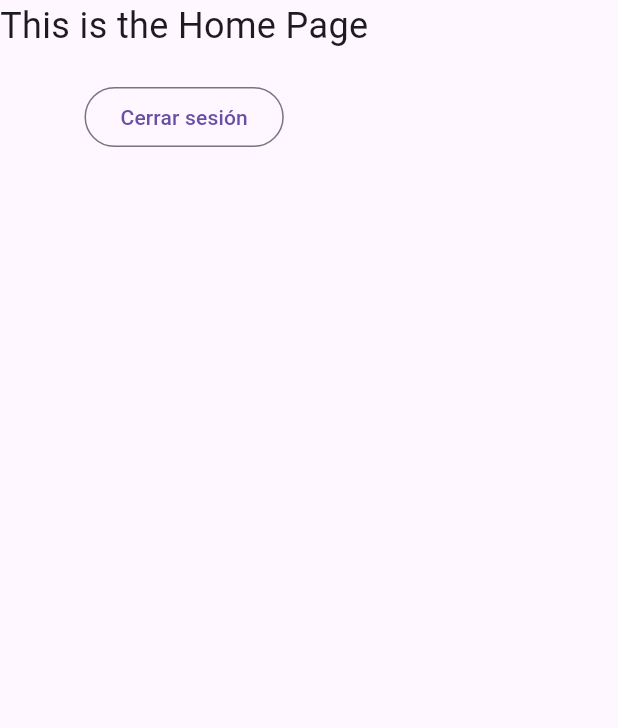
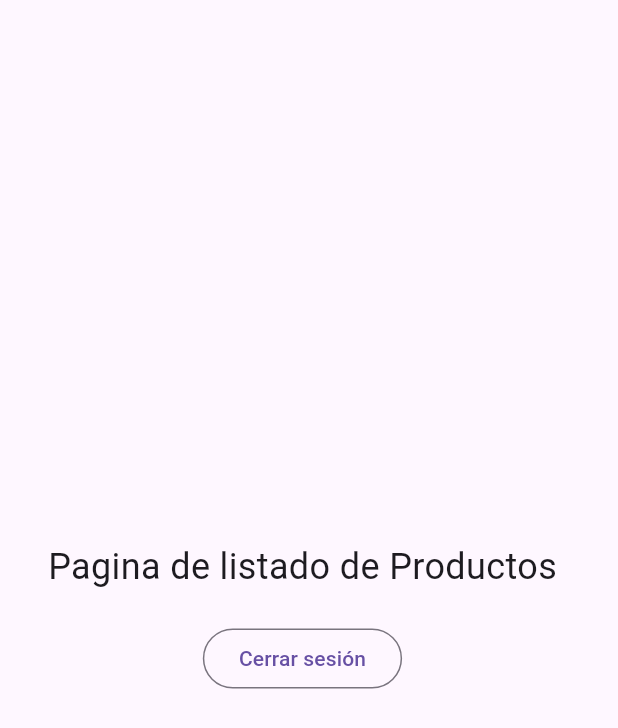
Before and after one commit to 93cgutierrez/storeAppft, a Flutter app: the HomePage screen opened by its route, on a phone screen of 412 x 824 dp. Shown: the top 728 px of the screen. Run offline on Flutter 3.47's test engine with Material 3 defaults, Android fonts, the phone set to English and light mode, and no system bars; our stand-ins replace flutter_bloc, go_router, logger.

Commit message:
#dev CG 20250222 feat: Add login error handling and navigation on success
- Implemented `BlocListener` in `login_page.dart` to handle `LoginSuccessState` and `LoginErrorState`.
- On `LoginSuccessState`, the app now navigates to `HomePage`.
- On `LoginErrorState`, an alert dialog is shown to the user with the error message.
- Modified `login_bloc.dart` to emit `LoginErrorState` when login fails.
- Updated `home_page.dart` with a more descriptive title and set center.
- Changed `main_app.dart` initial route to `HomePage` for testing.

```diff
--- a/lib/app/home/presentation/page/home_page.dart
+++ b/lib/app/home/presentation/page/home_page.dart
@@ -13,11 +13,14 @@ class HomePage extends StatelessWidget {
   Widget build(BuildContext context) {
     return SafeArea(
       child: Scaffold(
-        body: Column(
+        body: Container(
+          margin: EdgeInsets.symmetric(horizontal: 32.0),
+          child: Column(
             spacing: 20,
+            mainAxisAlignment: MainAxisAlignment.center,
             children: [
               Text(
-              'This is the Home Page',
+                'Pagina de listado de Productos',
                 style: TextStyle(fontSize: 24),
               ),
               OutlinedButton(
@@ -28,6 +31,7 @@ class HomePage extends StatelessWidget {
             ],
           ),
         ),
+      ),
     );
   }
 }
--- a/lib/app/main_app.dart
+++ b/lib/app/main_app.dart
@@ -11,7 +11,7 @@ class MainApp extends StatelessWidget {
   @override
   Widget build(BuildContext context) {
     final GoRouter router = GoRouter(
-      initialLocation: LoginPage.link,
+      initialLocation: HomePage.link,
       routes: [
         GoRoute(
           path: LoginPage.link,
```
Also changed, not shown: lib/app/login/presentation/bloc/login_bloc.dart (+13 -5 lines), lib/app/login/presentation/page/login_page.dart (+37 -29 lines). Lines whose indentation alone changed are shown as unchanged.
